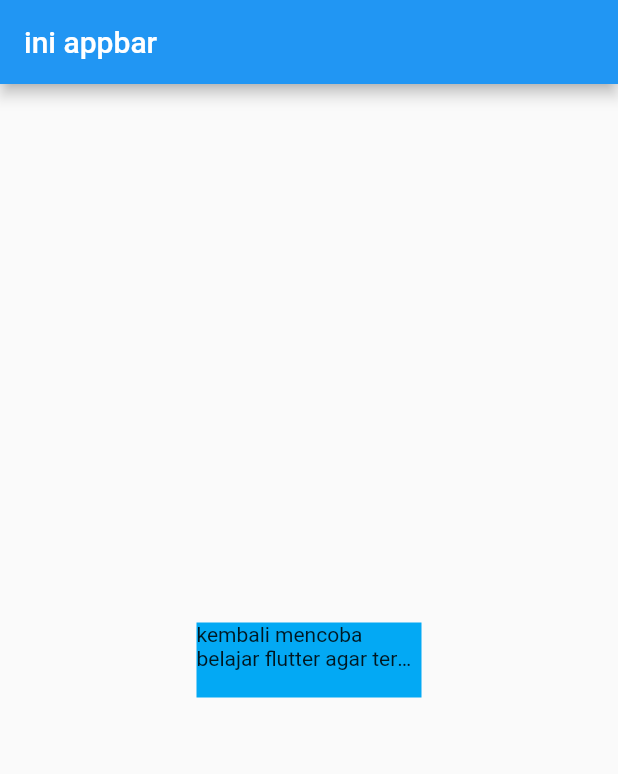
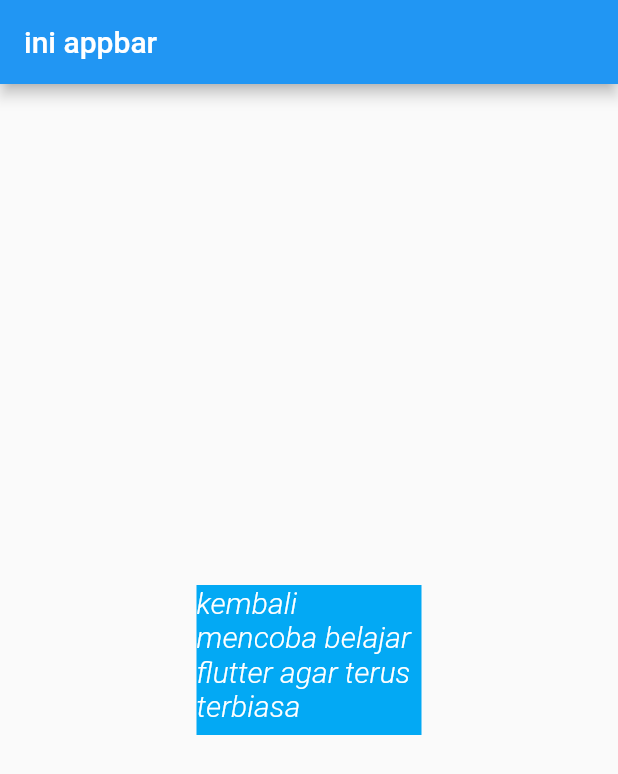
Before and after one commit to ikhsan15/my-flutter, a Flutter app: the screen it shows after launch, on a phone screen of 412 x 824 dp. Shown: the top 774 px of the screen. Run offline on Flutter 3.47's test engine with Material 2 defaults, Android fonts, the phone set to English and light mode, and no system bars.

Commit message:
property widget Text()

```diff
--- a/flutterku/lib/main.dart
+++ b/flutterku/lib/main.dart
@@ -23,12 +23,15 @@ class MyApp extends StatelessWidget {
             child: Container(
                 color: Colors.lightBlue,
                 width: 150,
-                height: 50,
+                height: 100,
                 child: const Text(
                   "kembali mencoba belajar flutter agar terus terbiasa",
-                  maxLines: 2,
-                  overflow: TextOverflow.ellipsis,
-                  // text terpotong akan ditampilkan dengan tanda titik3
+                  // textAlign: TextAlign.center,
+                  style: TextStyle(
+                      color: Colors.white,
+                      fontStyle: FontStyle.italic,
+                      fontWeight: FontWeight.w300,
+                      fontSize: 20),
                 ))),
       ),
     );
```
